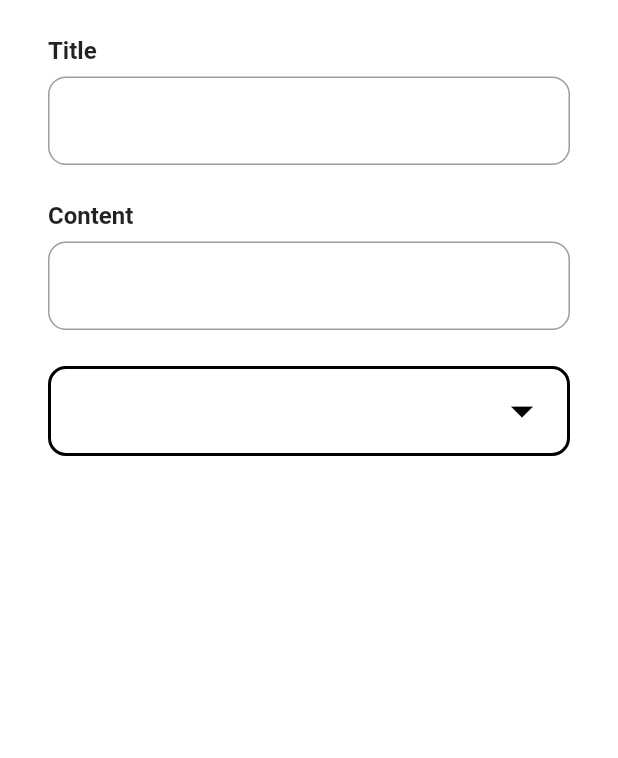
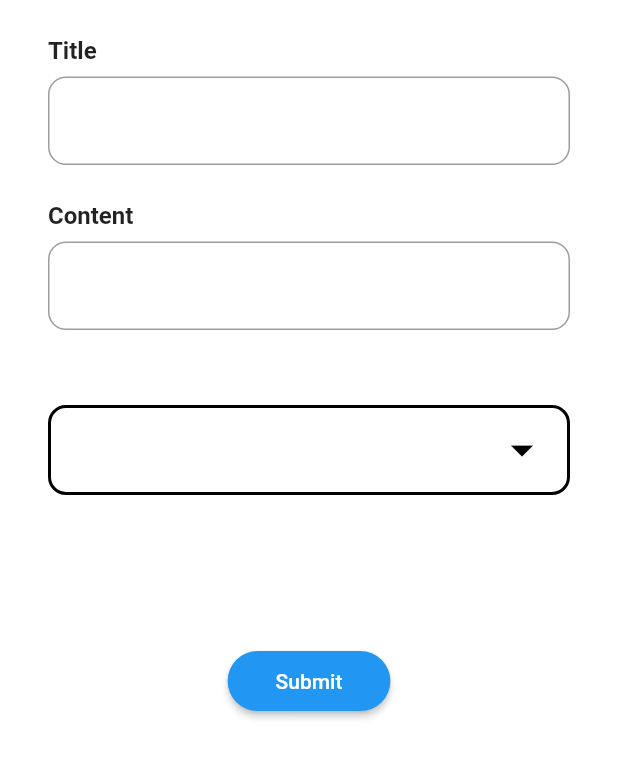
Before and after one commit to betaoverflow/donna, a Flutter app: the FormPage screen opened directly, on a phone screen of 412 x 824 dp. Shown: the top 758 px of the screen. Run offline on Flutter 3.47's test engine with Material 2 defaults, Android fonts, the phone set to English and light mode, and no system bars; our stand-ins replace animated_theme_switcher, bubble_bottom_bar, firebase_auth, firebase_core, flutter_tts; accounts and stored records are empty.

Commit message:
Feat: Add Submit Button

```diff
--- a/lib/screens/formPage.dart
+++ b/lib/screens/formPage.dart
@@ -1,6 +1,6 @@
 import 'package:donna/widgets/dropdown.dart';
 import 'package:flutter/material.dart';
-
+import 'package:donna/widgets/button.dart';
 import 'package:donna/widgets/textField.dart';
 
 class FormPage extends StatefulWidget {
@@ -28,9 +28,16 @@ class _FormPageState extends State<FormPage> {
               text: '',
               onChanged: (name) {},
             ),
-            const SizedBox(height: 24),
+            const SizedBox(height: 50),
             DropDown(),
+            const SizedBox(height: 100),
+            Center(child: buildUserButton()),
           ]),
     );
   }
 }
+
+Widget buildUserButton() => ButtonWidget(
+      text: 'Submit',
+      onClicked: () {},
+    );
```
